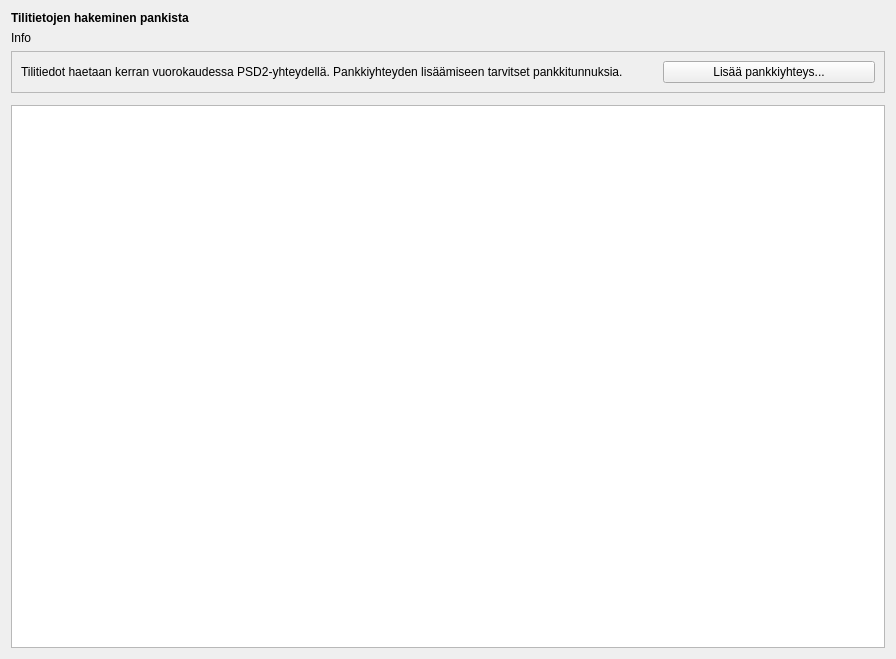
Qt form kitsas/maaritys/tilitieto/tilitietomaaritys.ui (artoh/kitupiikki) before a commit.
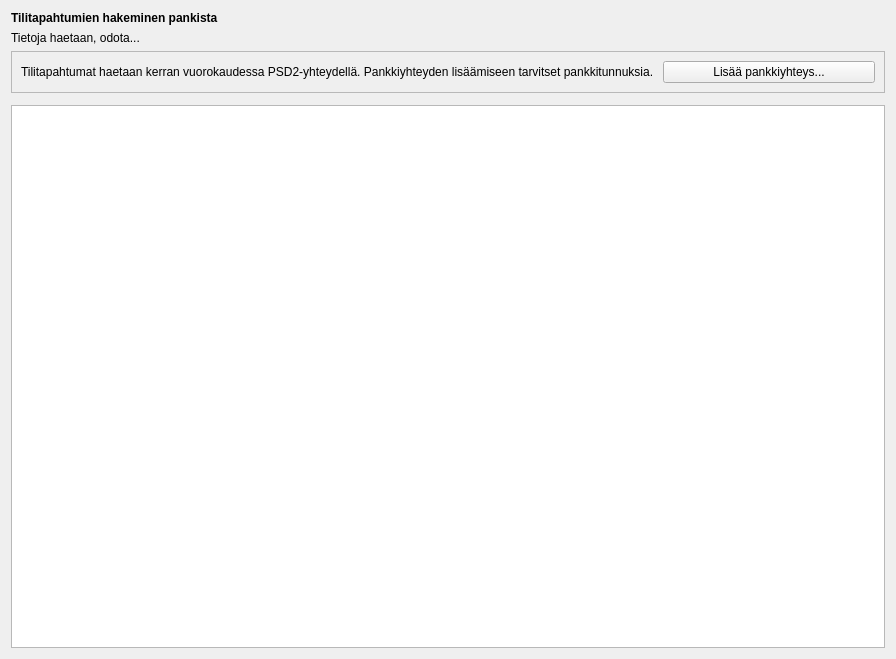
The same form after that commit. Icons and pictures are not drawn.

Diff of the .ui file:
```diff
--- a/kitsas/maaritys/tilitieto/tilitietomaaritys.ui
+++ b/kitsas/maaritys/tilitieto/tilitietomaaritys.ui
@@ -22,14 +22,14 @@
       </font>
      </property>
      <property name="text">
-      <string>Tilitietojen hakeminen pankista</string>
+      <string>Tilitapahtumien hakeminen pankista</string>
      </property>
     </widget>
    </item>
    <item>
     <widget class="QLabel" name="infoLabel">
      <property name="text">
-      <string>Info</string>
+      <string>Tietoja haetaan, odota...</string>
      </property>
      <property name="wordWrap">
       <bool>true</bool>
@@ -48,7 +48,7 @@
       <item>
        <widget class="QLabel" name="label_3">
         <property name="text">
-         <string>Tilitiedot haetaan kerran vuorokaudessa PSD2-yhteydellä. Pankkiyhteyden lisäämiseen tarvitset pankkitunnuksia. </string>
+         <string>Tilitapahtumat haetaan kerran vuorokaudessa PSD2-yhteydellä. Pankkiyhteyden lisäämiseen tarvitset pankkitunnuksia. </string>
         </property>
         <property name="wordWrap">
          <bool>true</bool>
```
